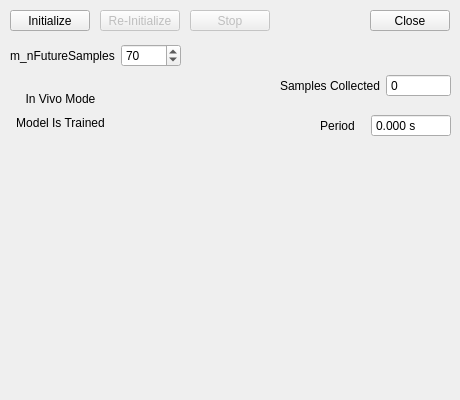
Qt form ControllerWidget/respmodelwidget.ui (adegirmenci/HBL-ICEbot) before a commit.
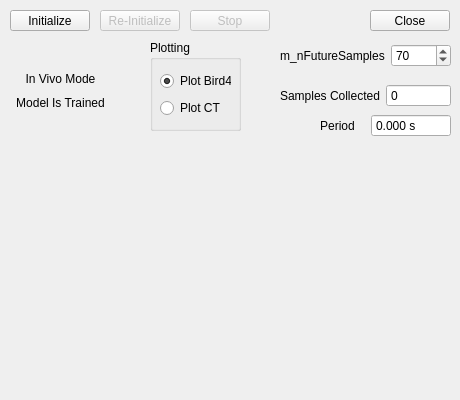
The same form after that commit. Custom widgets are drawn as their Qt base class.

The edit to the form file:
```diff
--- a/ControllerWidget/respmodelwidget.ui
+++ b/ControllerWidget/respmodelwidget.ui
@@ -112,7 +112,7 @@
   <widget class="QWidget" name="horizontalLayoutWidget_2">
    <property name="geometry">
     <rect>
-     <x>10</x>
+     <x>280</x>
      <y>40</y>
      <width>171</width>
      <height>31</height>
@@ -148,7 +148,7 @@
    <property name="geometry">
     <rect>
      <x>280</x>
-     <y>70</y>
+     <y>80</y>
      <width>171</width>
      <height>31</height>
     </rect>
@@ -189,7 +189,7 @@
    <property name="geometry">
     <rect>
      <x>10</x>
-     <y>90</y>
+     <y>70</y>
      <width>101</width>
      <height>41</height>
     </rect>
@@ -233,6 +233,48 @@
     <string>Stop</string>
    </property>
   </widget>
+  <widget class="QGroupBox" name="groupBox">
+   <property name="geometry">
+    <rect>
+     <x>150</x>
+     <y>40</y>
+     <width>91</width>
+     <height>91</height>
+    </rect>
+   </property>
+   <property name="title">
+    <string>Plotting</string>
+   </property>
+   <widget class="QWidget" name="verticalLayoutWidget_2">
+    <property name="geometry">
+     <rect>
+      <x>10</x>
+      <y>30</y>
+      <width>71</width>
+      <height>51</height>
+     </rect>
+    </property>
+    <layout class="QVBoxLayout" name="verticalLayout_2">
+     <item>
+      <widget class="QRadioButton" name="bird4RadioButton">
+       <property name="text">
+        <string>Plot Bird4</string>
+       </property>
+       <property name="checked">
+        <bool>true</bool>
+       </property>
+      </widget>
+     </item>
+     <item>
+      <widget class="QRadioButton" name="CTradioButton">
+       <property name="text">
+        <string>Plot CT</string>
+       </property>
+      </widget>
+     </item>
+    </layout>
+   </widget>
+  </widget>
  </widget>
  <customwidgets>
   <customwidget>
```
